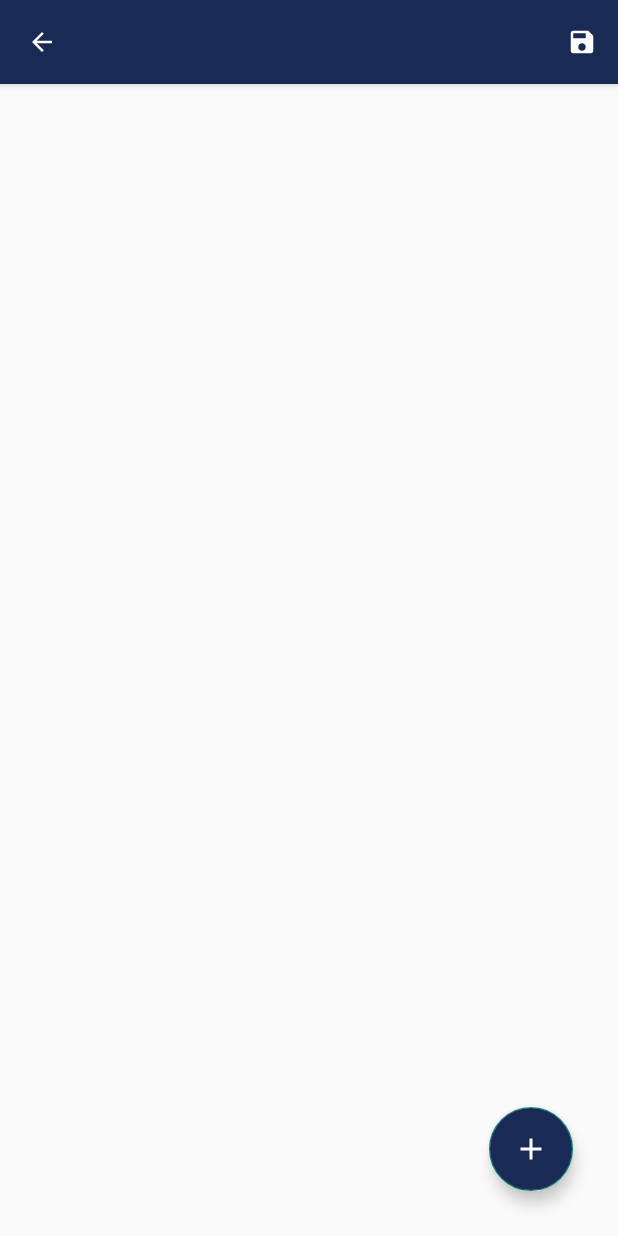
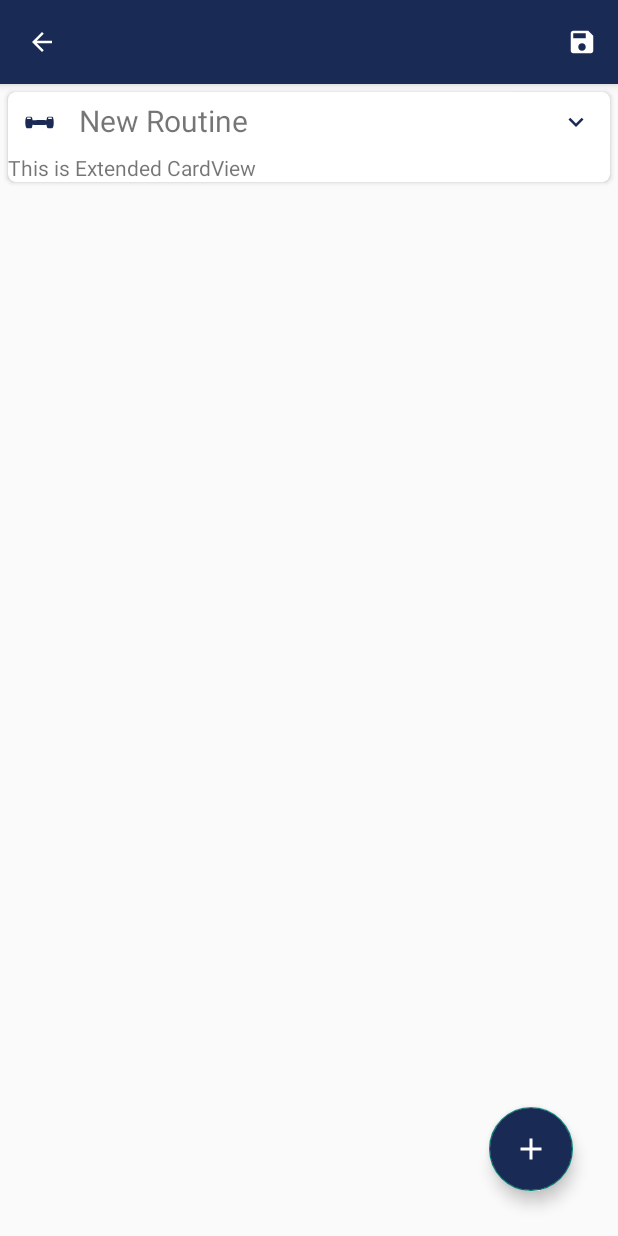
Before and after one commit to StefanoKoo/MyFitnessAssistant, an Android app: the WorkoutListActivity screen opened directly, with no data from a screen before it, on a phone screen of 412 x 824 dp. Run offline under Robolectric (Android 15) with nearby library versions, the phone set to English and light mode, and no system bars; 2 statements that could not run were skipped.

Commit message:
Workout Item add function added(BUG : List not updated in realtime)

```diff
--- a/app/src/main/AndroidManifest.xml
+++ b/app/src/main/AndroidManifest.xml
@@ -17,8 +17,9 @@
                 <category android:name="android.intent.category.LAUNCHER" />
             </intent-filter>
         </activity>
-        <activity android:name=".RoutineListActivity"></activity>
-        <activity android:name=".MakeRoutineActivity"></activity>
+        <activity android:name=".RoutineListActivity">
+        </activity>
+        <activity android:name=".WorkoutListActivity"></activity>
     </application>
 
 </manifest>
--- a/app/src/main/java/com/example/myfitnessassistant/CalendarActivity.java
+++ b/app/src/main/java/com/example/myfitnessassistant/CalendarActivity.java
@@ -125,7 +125,7 @@ public class CalendarActivity extends AppCompatActivity implements OnDayClickLis
 
         MyEventDay today = new MyEventDay(mCalendarView.getFirstSelectedDate(),R.drawable.ic_dumbell_15,"Test");
 
-        Intent intent = new Intent(this,MakeRoutineActivity.class);
+        Intent intent = new Intent(this, WorkoutListActivity.class);
         intent.putExtra("Test Item",today);
         startActivityForResult(intent,REQUEST_MAKE_ROUTINE);
         overridePendingTransition(R.anim.slide_enter,R.anim.slide_exit);
--- a/app/src/main/java/com/example/myfitnessassistant/PopUpActivity.java
+++ b/app/src/main/java/com/example/myfitnessassistant/PopUpActivity.java
@@ -48,6 +48,7 @@ public class PopUpActivity extends Activity implements View.OnClickListener {
                 finish();
                 break;
             case(R.id.button_cancel):
+                Log.d("PopUpActivity","Cancel Button Clicked");
                 finish();
                 break;
         }
--- a/app/src/main/java/com/example/myfitnessassistant/RoutineListActivity.java
+++ b/app/src/main/java/com/example/myfitnessassistant/RoutineListActivity.java
@@ -77,7 +77,7 @@ public class RoutineListActivity extends AppCompatActivity implements RoutinesRe
 
     private void insertFakeRoutines() {
         mImageDrawable = ResourcesCompat.getDrawable(getResources(), R.drawable.ic_dumbell_20, null);
-        mRoutineText = "New Routine\n\n\n\n\n\n";
+        mRoutineText = "New Routine";
 
         addItem(mImageDrawable, mRoutineText);
         addItem(mImageDrawable, mRoutineText);
@@ -111,7 +111,7 @@ public class RoutineListActivity extends AppCompatActivity implements RoutinesRe
         Toast.makeText(this,"Routine Click Test",Toast.LENGTH_SHORT).show();
     }
 
-    // Routine Expand Button(Three Dots) Click
+    // Routine Expand Button(Arrow Down) Click
     @Override
     public void onExpandClick(int position) {
         Toast.makeText(this,"Expand Click Test",Toast.LENGTH_SHORT).show();
@@ -120,7 +120,7 @@ public class RoutineListActivity extends AppCompatActivity implements RoutinesRe
     // Floating Action Button Click
     @Override
     public void onClick(View view) {
-        Intent intent = new Intent(this,MakeRoutineActivity.class);
+        Intent intent = new Intent(this, WorkoutListActivity.class);
         startActivity(intent);
     }
 }
--- a/app/src/main/java/com/example/myfitnessassistant/MakeRoutineActivity.java
+++ b/app/src/main/java/com/example/myfitnessassistant/WorkoutListActivity.java
@@ -5,24 +5,34 @@ import androidx.annotation.Nullable;
 import androidx.appcompat.app.ActionBar;
 import androidx.appcompat.app.AppCompatActivity;
 import androidx.appcompat.widget.Toolbar;
+import androidx.cardview.widget.CardView;
+import androidx.core.content.res.ResourcesCompat;
+import androidx.recyclerview.widget.ItemTouchHelper;
+import androidx.recyclerview.widget.LinearLayoutManager;
+import androidx.recyclerview.widget.RecyclerView;
 import data.MyEventDay;
 import data.Workout;
 
 import android.content.Intent;
+import android.graphics.drawable.Drawable;
 import android.os.Bundle;
+import android.transition.AutoTransition;
+import android.transition.TransitionManager;
 import android.util.Log;
 import android.view.Menu;
 import android.view.MenuInflater;
 import android.view.MenuItem;
 import android.view.View;
+import android.widget.TextView;
 import android.widget.Toast;
 
 import com.google.android.material.floatingactionbutton.FloatingActionButton;
 
 import java.text.SimpleDateFormat;
+import java.util.ArrayList;
 import java.util.Locale;
 
-public class MakeRoutineActivity extends AppCompatActivity implements View.OnClickListener{
+public class WorkoutListActivity extends AppCompatActivity implements WorkoutsRecyclerAdapter.OnRoutineListener, WorkoutsRecyclerAdapter.OnExpandListener, View.OnClickListener{
     private static String TAG = "MakeRoutineActivity";
 
     private static Integer REQUEST_POP_UP = 0;
@@ -31,10 +41,17 @@ public class MakeRoutineActivity extends AppCompatActivity implements View.OnCli
     private ActionBar mActionbar;
     private FloatingActionButton mFloatingActionButton;
 
+    private RecyclerView mRecyclerView;
+    private WorkoutsRecyclerAdapter mWorkoutRecyclerAdapter;
+    private ArrayList<Workout> mWorkouts;
+
+    private Drawable mImageDrawable;
+    private String mRoutineText;
+
     @Override
     protected void onCreate(Bundle savedInstanceState) {
         super.onCreate(savedInstanceState);
-        setContentView(R.layout.activity_make_routine);
+        setContentView(R.layout.activity_workout_list);
 
         mToolbar = findViewById(R.id.toolbar);
         setSupportActionBar(mToolbar);
@@ -45,15 +62,49 @@ public class MakeRoutineActivity extends AppCompatActivity implements View.OnCli
         mActionbar.setDisplayHomeAsUpEnabled(true);
         mActionbar.setHomeAsUpIndicator(R.drawable.ic_baseline_arrow_back_20);
 
+        mRecyclerView = findViewById(R.id.list_workouts);
+        mWorkouts = new ArrayList<>();
+        mImageDrawable = ResourcesCompat.getDrawable(getResources(), R.drawable.ic_dumbell_20, null);
 
         Intent intent = getIntent();
         MyEventDay myEventDay = intent.getParcelableExtra("Test Item");
         String note = myEventDay.getNote();
         String date = new SimpleDateFormat("dd MMMM yyyy", Locale.getDefault()).format(myEventDay.getCalendar().getTime());
         mActionbar.setTitle(date);
-        Log.d("Test",note);
 
         findViewById(R.id.add_button).setOnClickListener(this::onClick);
+
+        initComponents();
+        insertFakeRoutines();
+    }
+
+    private void initComponents() {
+        LinearLayoutManager linearLayoutManager = new LinearLayoutManager( this, RecyclerView.VERTICAL, false);
+        mRecyclerView.setLayoutManager(linearLayoutManager);
+        mWorkoutRecyclerAdapter = new WorkoutsRecyclerAdapter(mWorkouts, this, this);
+        ItemTouchHelper.Callback callback = new MyItemTouchHelper(mWorkoutRecyclerAdapter);
+        ItemTouchHelper itemTouchHelper = new ItemTouchHelper(callback);
+        mWorkoutRecyclerAdapter.setTouchHelper(itemTouchHelper);
+        itemTouchHelper.attachToRecyclerView(mRecyclerView);
+        mRecyclerView.setAdapter(mWorkoutRecyclerAdapter);
+    }
+
+    private void insertFakeRoutines() {
+        mRoutineText = "New Routine";
+
+        addItem(mImageDrawable, mRoutineText);
+//        addItem(mImageDrawable, mRoutineText);
+//        addItem(mImageDrawable, mRoutineText);
+//        addItem(mImageDrawable, mRoutineText);
+//        addItem(mImageDrawable, mRoutineText);
+//        addItem(mImageDrawable, mRoutineText);
+//        addItem(mImageDrawable, mRoutineText);
+    }
+
+    private void addItem(Drawable icon, String mainText) {
+        Workout item = new Workout();
+        item.setWorkoutName(mainText);
+        mWorkouts.add(item);
     }
 
     @Override
@@ -96,17 +147,36 @@ public class MakeRoutineActivity extends AppCompatActivity implements View.OnCli
 
     @Override
     protected void onActivityResult(int requestCode, int resultCode, @Nullable Intent data) {
-        super.onActivityResult(requestCode, resultCode, data);
-
         if (requestCode == REQUEST_POP_UP) {
             if (resultCode == RESULT_OK) {
+                Log.d(TAG,"Result OK");
                 Workout mWorkout = data.getParcelableExtra("Workout");
-                Log.d(TAG,mWorkout.getWorkoutName());
-//                Toast.makeText(this,mWorkout.getWorkoutName(),Toast.LENGTH_SHORT).show();
+//                Log.d(TAG,mWorkout.getWorkoutName());
+                Toast.makeText(this,mWorkout.getWorkoutName(),Toast.LENGTH_SHORT).show();
+                addItem(mImageDrawable,mWorkout.getWorkoutName());
             }
             else {
                 Log.d(TAG,"Result Not OK");
             }
         }
+        super.onActivityResult(requestCode, resultCode, data);
+    }
+
+    @Override
+    public void onRoutineClick(int position) {
+        Toast.makeText(this,"Routine Click Test",Toast.LENGTH_SHORT).show();
+    }
+
+    @Override
+    public void onExpandClick(int position) {
+        Toast.makeText(this,"Expand Click Test",Toast.LENGTH_SHORT).show();
+//        if (mExtendedTextView.getVisibility() == View.GONE) {
+//            TransitionManager.beginDelayedTransition(mCardView,new AutoTransition());
+//            mExtendedTextView.setVisibility(View.VISIBLE);
+//        }
+//        else {
+//            TransitionManager.beginDelayedTransition(mCardView,new AutoTransition());
+//            mExtendedTextView.setVisibility(View.GONE);
+//        }
     }
 }
--- /dev/null
+++ b/app/src/main/java/com/example/myfitnessassistant/WorkoutsRecyclerAdapter.java
@@ -0,0 +1,152 @@
+package com.example.myfitnessassistant;
+
+import android.transition.AutoTransition;
+import android.transition.TransitionManager;
+import android.view.GestureDetector;
+import android.view.LayoutInflater;
+import android.view.MotionEvent;
+import android.view.View;
+import android.view.ViewGroup;
+import android.widget.ImageButton;
+import android.widget.ImageView;
+import android.widget.TextView;
+
+import java.util.ArrayList;
+
+import androidx.annotation.NonNull;
+import androidx.recyclerview.widget.ItemTouchHelper;
+import androidx.recyclerview.widget.RecyclerView;
+import data.Routine;
+import data.Workout;
+
+class WorkoutsRecyclerAdapter extends RecyclerView.Adapter<WorkoutsRecyclerAdapter.ViewHolder> implements ItemTouchHelperAdapter {
+
+    private ArrayList<Workout> mWorkouts = new ArrayList<>();
+    private OnRoutineListener mOnRoutineListener;
+    private OnExpandListener mOnExpandListener;
+    private ItemTouchHelper mTouchHelper;
+
+    public WorkoutsRecyclerAdapter(ArrayList<Workout> workouts, OnRoutineListener onRoutineListener, OnExpandListener onExpandListener) {
+        this.mWorkouts = workouts;
+        this.mOnRoutineListener = onRoutineListener;
+        this.mOnExpandListener = onExpandListener;
+    }
+
+    @Override
+    public void onItemMove(int fromPosition, int toPosition) {
+        Workout workout = mWorkouts.get(fromPosition);
+        mWorkouts.remove(workout);
+        mWorkouts.add(toPosition,workout);
+        notifyItemMoved(fromPosition, toPosition);
+    }
+
+    @Override
+    public void onItemSwipe(int position) {
+        mWorkouts.remove(position);
+        notifyItemRemoved(position);
+    }
+
+    public void setTouchHelper(ItemTouchHelper touchHelper) {
+        this.mTouchHelper = touchHelper;
+    }
+
+    @NonNull
+    @Override
+    public ViewHolder onCreateViewHolder(@NonNull ViewGroup parent, int viewType) {
+        View view = LayoutInflater.from(parent.getContext()).inflate(R.layout.layout_workout_list_item, parent, false);
+        return new ViewHolder(view, mOnRoutineListener, mOnExpandListener);
+    }
+
+    @Override
+    public void onBindViewHolder(@NonNull ViewHolder holder, int position) {
+        Workout workout = mWorkouts.get(position);
+
+        holder.routineTitle.setText(workout.getWorkoutName());
+    }
+
+    @Override
+    public int getItemCount() {
+        return mWorkouts.size();
+    }
+
+    public class ViewHolder extends RecyclerView.ViewHolder implements View.OnTouchListener, GestureDetector.OnGestureListener, View.OnClickListener {
+        ImageView routineView;
+        TextView routineTitle;
+        ImageButton expandButton;
+        TextView textView;
+        GestureDetector mGestureDetector;
+
+        public ViewHolder(View itemView, OnRoutineListener onRoutineListener, OnExpandListener onExpandListener) {
+            super(itemView); // 뷰 객체에 대한 참조
+            routineView = itemView.findViewById(R.id.routineIcon);
+            routineTitle = itemView.findViewById(R.id.routineTitle);
+            expandButton = itemView.findViewById(R.id.expandButton);
+            textView = itemView.findViewById(R.id.view_extended);
+
+            mOnRoutineListener = onRoutineListener;
+            mOnExpandListener = onExpandListener;
+            mGestureDetector = new GestureDetector(itemView.getContext(),this);
+
+            itemView.setOnTouchListener(this::onTouch);
+            expandButton.setOnClickListener(this);
+        }
+
+        @Override
+        public boolean onDown(MotionEvent e) {
+            return false;
+        }
+
+        @Override
+        public void onShowPress(MotionEvent e) {
+        }
+
+        @Override
+        public boolean onSingleTapUp(MotionEvent e) {
+            mOnRoutineListener.onRoutineClick(getAdapterPosition());
+            return false;
+        }
+
+        @Override
+        public boolean onScroll(MotionEvent e1, MotionEvent e2, float distanceX, float distanceY) {
+            return false;
+        }
+
+        @Override
+        public void onLongPress(MotionEvent e) {
+            mTouchHelper.startDrag(this);
+            mTouchHelper.startSwipe(this);
+        }
+
+        @Override
+        public boolean onFling(MotionEvent e1, MotionEvent e2, float velocityX, float velocityY) {
+            return false;
+        }
+
+        @Override
+        public boolean onTouch(View v, MotionEvent event) {
+            mGestureDetector.onTouchEvent(event);
+            return true;
+        }
+
+        @Override
+        public void onClick(View view) {
+//            mOnExpandListener.onExpandClick(getAdapterPosition());
+            if (textView.getVisibility() == View.VISIBLE) {
+                TransitionManager.beginDelayedTransition((ViewGroup) view.getParent(),new AutoTransition());
+                textView.setVisibility(View.GONE);
+            }
+            else {
+                TransitionManager.beginDelayedTransition((ViewGroup) view.getParent(),new AutoTransition());
+                textView.setVisibility(View.VISIBLE);
+            }
+        }
+    }
+
+    public interface OnRoutineListener {
+        void onRoutineClick(int position);
+    }
+
+    public interface OnExpandListener {
+        void onExpandClick(int position);
+    }
+}
--- a/app/src/main/java/data/Workout.java
+++ b/app/src/main/java/data/Workout.java
@@ -30,6 +30,22 @@ public class Workout implements Parcelable {
 
     public Integer getWorkoutReps() {
         return workoutReps;
+    }
+
+    public void setWorkoutName(String workoutName) {
+        this.workoutName = workoutName;
+    }
+
+    public void setWorkoutWeight(Double workoutWeight) {
+        this.workoutWeight = workoutWeight;
+    }
+
+    public void setWorkoutSets(Integer workoutSets) {
+        this.workoutSets = workoutSets;
+    }
+
+    public void setWorkoutReps(Integer workoutReps) {
+        this.workoutReps = workoutReps;
     }
 
     public Workout() {
--- /dev/null
+++ b/app/src/main/res/drawable/ic_baseline_keyboard_arrow_down_20.xml
@@ -0,0 +1,5 @@
+<vector android:height="20dp" android:tint="#192A55"
+    android:viewportHeight="24" android:viewportWidth="24"
+    android:width="20dp" xmlns:android="http://schemas.android.com/apk/res/android">
+    <path android:fillColor="@android:color/white" android:pathData="M7.41,8.59L12,13.17l4.59,-4.58L18,10l-6,6 -6,-6 1.41,-1.41z"/>
+</vector>
--- /dev/null
+++ b/app/src/main/res/drawable/ic_baseline_keyboard_arrow_up_20.xml
@@ -0,0 +1,5 @@
+<vector android:height="20dp" android:tint="#192A55"
+    android:viewportHeight="24" android:viewportWidth="24"
+    android:width="20dp" xmlns:android="http://schemas.android.com/apk/res/android">
+    <path android:fillColor="@android:color/white" android:pathData="M7.41,15.41L12,10.83l4.59,4.58L18,14l-6,-6 -6,6z"/>
+</vector>
--- a/app/src/main/res/layout/activity_make_routine.xml
+++ b/app/src/main/res/layout/activity_workout_list.xml
@@ -5,7 +5,7 @@
     android:layout_width="match_parent"
     android:layout_height="match_parent"
     android:orientation="vertical"
-    tools:context=".MakeRoutineActivity">
+    tools:context=".WorkoutListActivity">
 
     <com.google.android.material.appbar.AppBarLayout
         android:layout_width="match_parent"
@@ -20,6 +20,15 @@
             app:layout_scrollFlags="scroll|enterAlways">
         </androidx.appcompat.widget.Toolbar>
     </com.google.android.material.appbar.AppBarLayout>
+
+    <androidx.recyclerview.widget.RecyclerView
+        android:id="@+id/list_workouts"
+        android:layout_width="match_parent"
+        android:layout_height="wrap_content"
+        android:clipToPadding="false"
+        android:orientation="vertical"
+        app:layout_behavior="@string/appbar_scrolling_view_behavior">
+    </androidx.recyclerview.widget.RecyclerView>
 
     <com.google.android.material.floatingactionbutton.FloatingActionButton
         android:id="@+id/add_button"
--- a/app/src/main/res/layout/layout_routine_list_item.xml
+++ b/app/src/main/res/layout/layout_routine_list_item.xml
@@ -45,7 +45,7 @@
                 android:layout_height="wrap_content"
                 android:layout_weight="1"
                 android:layout_gravity="center_vertical"
-                android:src="@drawable/ic_baseline_more_vert_20"
+                android:src="@drawable/ic_baseline_keyboard_arrow_down_20"
                 android:tint="@color/maColor"
                 android:backgroundTint="@color/white">
             </ImageButton>
--- /dev/null
+++ b/app/src/main/res/layout/layout_workout_list_item.xml
@@ -0,0 +1,68 @@
+<?xml version="1.0" encoding="utf-8"?>
+<LinearLayout xmlns:android="http://schemas.android.com/apk/res/android"
+    xmlns:app="http://schemas.android.com/apk/res-auto"
+    android:orientation="vertical"
+    android:layout_width="match_parent"
+    android:layout_height="wrap_content">
+
+    <androidx.cardview.widget.CardView
+        android:id="@+id/cardview"
+        android:layout_width="match_parent"
+        android:layout_height="wrap_content"
+        android:layout_margin="5dp"
+        app:cardCornerRadius="5dp">
+
+        <LinearLayout
+            android:layout_width="match_parent"
+            android:layout_height="wrap_content"
+            android:orientation="vertical">
+            <LinearLayout
+                android:layout_width="match_parent"
+                android:layout_height="wrap_content"
+                android:weightSum="100"
+                android:orientation="horizontal">
+
+                <ImageView
+                    android:id="@+id/routineIcon"
+                    android:src="@drawable/ic_dumbell_20"
+                    android:layout_width="30dp"
+                    android:layout_height="30dp"
+                    android:layout_weight="1"
+                    android:layout_margin="5dp"
+                    android:padding="5dp"
+                    android:layout_gravity="center">
+                </ImageView>
+
+                <TextView
+                    android:id="@+id/routineTitle"
+                    android:layout_width="wrap_content"
+                    android:layout_height="wrap_content"
+                    android:layout_weight="98"
+                    android:gravity="center_vertical"
+                    android:textSize="20dp"
+                    android:padding="5dp"
+                    android:text="Routine Title">
+                </TextView>
+
+                <ImageButton
+                    android:id="@+id/expandButton"
+                    android:layout_width="wrap_content"
+                    android:layout_height="wrap_content"
+                    android:layout_weight="1"
+                    android:layout_gravity="center_vertical"
+                    android:src="@drawable/ic_baseline_keyboard_arrow_down_20"
+                    android:tint="@color/maColor"
+                    android:backgroundTint="@color/white">
+                </ImageButton>
+            </LinearLayout>
+
+            <TextView
+                android:id="@+id/view_extended"
+                android:layout_width="match_parent"
+                android:layout_height="wrap_content"
+                android:text="This is Extended CardView">
+            </TextView>
+        </LinearLayout>
+    </androidx.cardview.widget.CardView>
+
+</LinearLayout>
```
